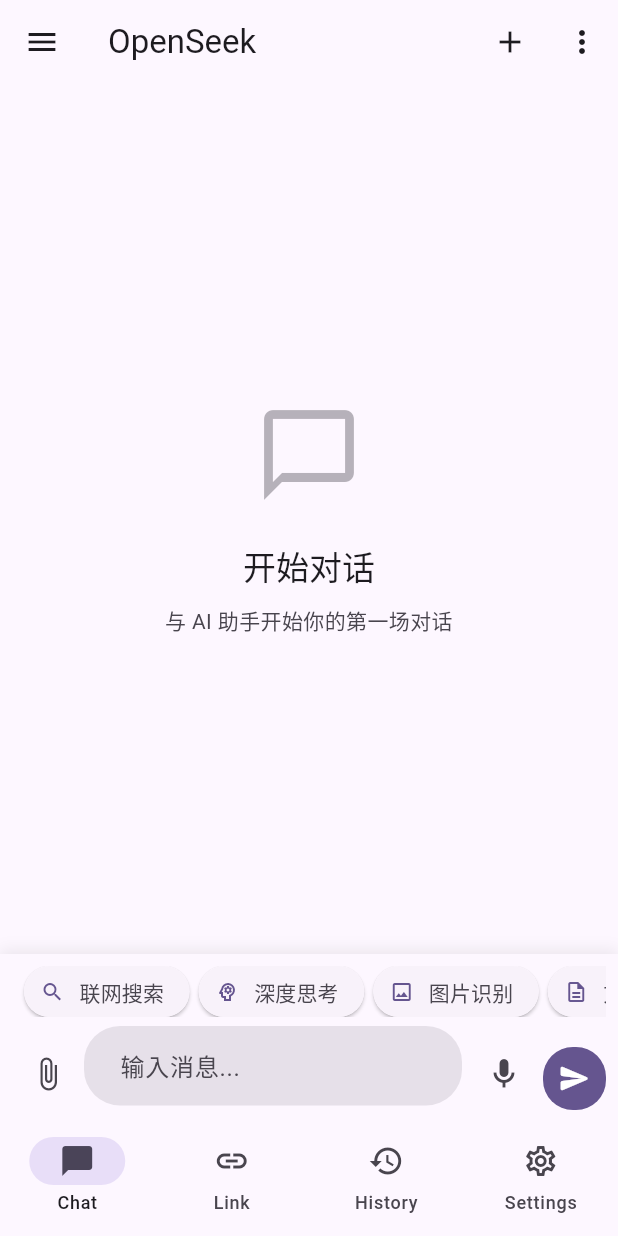
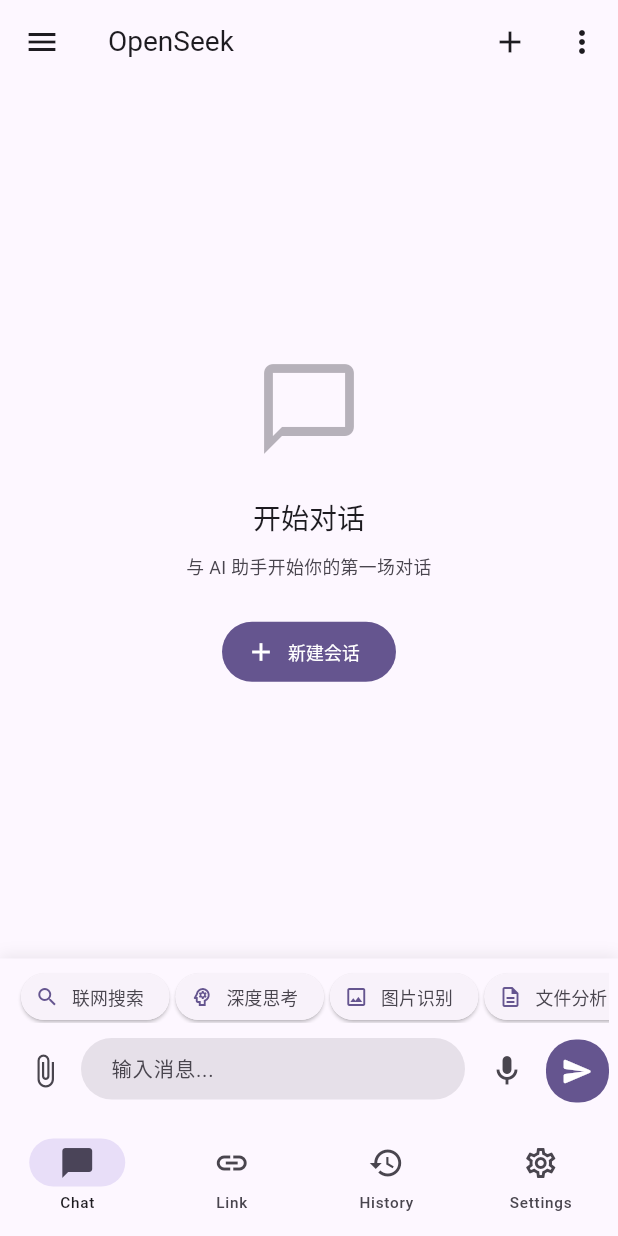
Before and after one commit to Lyornzen/Aurora, a Flutter app: the screen it shows after launch, on a phone screen of 412 x 824 dp. Run offline on Flutter 3.47's test engine with Material 3 defaults, Android fonts, the phone set to English and light mode, and no system bars; our stand-ins replace flutter_markdown, image_picker, shared_preferences, speech_to_text, sqflite; accounts and stored records are empty.

Commit message:
feat: 优化 AI 对话体验
- 改进聊天界面交互流程
- 新增主题切换功能
- 优化 API 服务调用逻辑
- 调整设置页面布局

```diff
--- a/lib/app.dart
+++ b/lib/app.dart
@@ -15,13 +15,18 @@
   Widget build(BuildContext context) {
     return Consumer<ThemeProvider>(
       builder: (context, themeProvider, _) {
-        return MaterialApp(
+        return MediaQuery(
+          data: MediaQuery.of(context).copyWith(
+            textScaler: TextScaler.linear(themeProvider.textScaleFactor),
+          ),
+          child: MaterialApp(
             title: 'OpenSeek',
             debugShowCheckedModeBanner: false,
             theme: themeProvider.lightTheme,
             darkTheme: themeProvider.darkTheme,
             themeMode: themeProvider.themeMode,
             home: const MainShell(),
+          ),
         );
       },
     );
--- a/lib/providers/theme_provider.dart
+++ b/lib/providers/theme_provider.dart
@@ -6,10 +6,17 @@
   ThemeMode _themeMode = ThemeMode.system;
   Color _seedColor = const Color(0xFF6750A4);
   int _seedColorIndex = 0;
+  int _fontSizeIndex = 1; // 0=小, 1=标准, 2=大, 3=超大
 
   ThemeMode get themeMode => _themeMode;
   Color get seedColor => _seedColor;
   int get seedColorIndex => _seedColorIndex;
+  int get fontSizeIndex => _fontSizeIndex;
+
+  static const List<double> fontScaleFactors = [0.75, 0.85, 1.0, 1.15];
+  static const List<String> fontSizeLabels = ['小', '标准', '大', '超大'];
+
+  double get textScaleFactor => fontScaleFactors[_fontSizeIndex];
 
   static const List<Color> presetColors = [
     Color(0xFF6750A4), // 紫色 (默认)
@@ -31,6 +38,7 @@
     };
     _seedColorIndex = prefs.getInt('seedColorIndex') ?? 0;
     _seedColor = presetColors[_seedColorIndex.clamp(0, presetColors.length - 1)];
+    _fontSizeIndex = prefs.getInt('fontSizeIndex') ?? 1;
     notifyListeners();
   }
 
@@ -50,6 +58,14 @@
     notifyListeners();
   }
 
+  Future<void> setFontSize(int index) async {
+    if (index < 0 || index >= fontScaleFactors.length) return;
+    _fontSizeIndex = index;
+    final prefs = await SharedPreferences.getInstance();
+    await prefs.setInt('fontSizeIndex', index);
+    notifyListeners();
+  }
+
   ThemeData get lightTheme => AppTheme.light(_seedColor);
   ThemeData get darkTheme => AppTheme.dark(_seedColor);
 }
--- a/lib/screens/chat_screen.dart
+++ b/lib/screens/chat_screen.dart
@@ -19,12 +19,32 @@
 
 class _ChatScreenState extends State<ChatScreen> {
   final _scrollController = ScrollController();
+  final _inputKey = GlobalKey<InputAreaState>();
   bool _webSearch = false;
   bool _thinking = false;
   bool _vision = false;
   bool _fileAnalysis = false;
 
-  String _currentModel = '未选择模型';
+  String _currentModel = '';
+
+  @override
+  void initState() {
+    super.initState();
+    _loadDefaultModel();
+  }
+
+  void _loadDefaultModel() {
+    final api = context.read<ApiProvider>();
+    final def = api.modelSettings.defaultChatModel;
+    if (def.isNotEmpty) {
+      _currentModel = def;
+    } else {
+      // Fallback: first model from first enabled provider
+      _currentModel = api.enabledProviders
+          .expand((p) => p.models)
+          .firstOrNull ?? '未选择模型';
+    }
+  }
 
   @override
   void dispose() {
@@ -52,6 +72,7 @@
           modelName: _currentModel,
           apiConfig: apiConfig,
         );
+    _inputKey.currentState?.unfocus();
     WidgetsBinding.instance.addPostFrameCallback((_) => _scrollToBottom());
   }
 
@@ -218,45 +239,43 @@
               ],
             ),
           ),
-        // Model selector bar (compact)
-        if (hasMessages)
+        // Model selector bar — show whenever a session exists
+        if (chatProvider.hasCurrentSession)
           GestureDetector(
             onTap: _showModelPicker,
             child: Container(
-              padding: const EdgeInsets.symmetric(horizontal: 16, vertical: 8),
+              width: double.infinity,
+              padding: const EdgeInsets.symmetric(horizontal: 12, vertical: 2),
+              child: Material(
+                color: Theme.of(context).colorScheme.surfaceContainerHighest,
+                borderRadius: BorderRadius.circular(16),
+                child: Padding(
+                  padding:
+                      const EdgeInsets.symmetric(horizontal: 12, vertical: 5),
                   child: Row(
-                mainAxisAlignment: MainAxisAlignment.center,
-                children: [
-                  Material(
-                    color: Theme.of(context).colorScheme.surfaceContainerHighest,
-                    borderRadius: BorderRadius.circular(20),
-                    child: Padding(
-                      padding: const EdgeInsets.symmetric(
-                          horizontal: 16, vertical: 6),
-                      child: Row(
-                        mainAxisSize: MainAxisSize.min,
                     children: [
                       Icon(
                         Icons.auto_awesome,
                         size: 16,
                         color: Theme.of(context).colorScheme.primary,
                       ),
-                          const SizedBox(width: 8),
-                          Text(
+                      const SizedBox(width: 10),
+                      Expanded(
+                        child: Text(
                           _currentModel,
                           style: Theme.of(context).textTheme.bodyMedium,
+                          overflow: TextOverflow.ellipsis,
                         ),
-                          const SizedBox(width: 4),
+                      ),
                       Icon(
                         Icons.expand_more,
-                            size: 16,
-                            color: Theme.of(context).colorScheme.onSurfaceVariant,
+                        size: 18,
+                        color:
+                            Theme.of(context).colorScheme.onSurfaceVariant,
                       ),
                     ],
                   ),
                 ),
-                  ),
-                ],
               ),
             ),
           ),
@@ -297,16 +316,21 @@
                     );
                   },
                 )
-              : const EmptyState(
+              : EmptyState(
                   icon: Icons.chat_bubble_outline,
                   title: '开始对话',
                   description: '与 AI 助手开始你的第一场对话',
                   actionLabel: '新建会话',
+                  onAction: () {
+                    context.read<ChatProvider>().createNewSession();
+                    _inputKey.currentState?.focusInput();
+                  },
                 ),
         ),
 
         // Input area
         InputArea(
+          key: _inputKey,
           onSend: _handleSend,
           isWebSearchEnabled: _webSearch,
           isThinkingEnabled: _thinking,
--- a/lib/widgets/chat/input_area.dart
+++ b/lib/widgets/chat/input_area.dart
@@ -13,6 +13,7 @@
   final ValueChanged<bool>? onThinkingToggle;
   final ValueChanged<bool>? onVisionToggle;
   final ValueChanged<bool>? onFileAnalysisToggle;
+  final bool autoFocus;
 
   const InputArea({
     super.key,
@@ -27,13 +28,18 @@
     this.onThinkingToggle,
     this.onVisionToggle,
     this.onFileAnalysisToggle,
+    this.autoFocus = false,
   });
 
+  void focusInput() {
+    // Accessed via GlobalKey<InputAreaState>
+  }
+
   @override
-  State<InputArea> createState() => _InputAreaState();
+  State<InputArea> createState() => InputAreaState();
 }
 
-class _InputAreaState extends State<InputArea> {
+class InputAreaState extends State<InputArea> {
   final _controller = TextEditingController();
   final _focusNode = FocusNode();
   late stt.SpeechToText _speech;
@@ -45,6 +51,17 @@
     super.initState();
     _speech = stt.SpeechToText();
     _initSpeech();
+    if (widget.autoFocus) {
+      WidgetsBinding.instance.addPostFrameCallback((_) => _focusNode.requestFocus());
+    }
+  }
+
+  void focusInput() {
+    _focusNode.requestFocus();
+  }
+
+  void unfocus() {
+    _focusNode.unfocus();
   }
 
   void _initSpeech() async {
@@ -113,14 +130,14 @@
       ),
       child: SafeArea(
         child: Padding(
-          padding: const EdgeInsets.fromLTRB(8, 8, 8, 4),
+          padding: const EdgeInsets.fromLTRB(6, 8, 6, 6),
           child: Column(
             mainAxisSize: MainAxisSize.min,
             children: [
               // Quick action chips
               SingleChildScrollView(
                 scrollDirection: Axis.horizontal,
-                padding: const EdgeInsets.symmetric(horizontal: 8),
+                padding: const EdgeInsets.symmetric(horizontal: 8, vertical: 2),
                 child: Row(
                   children: [
                     _QuickChip(
@@ -129,21 +146,21 @@
                       selected: widget.isWebSearchEnabled,
                       onSelected: (v) => widget.onWebSearchToggle?.call(v),
                     ),
-                    const SizedBox(width: 6),
+                    const SizedBox(width: 4),
                     _QuickChip(
                       icon: Icons.psychology_outlined,
                       label: '深度思考',
                       selected: widget.isThinkingEnabled,
                       onSelected: (v) => widget.onThinkingToggle?.call(v),
                     ),
-                    const SizedBox(width: 6),
+                    const SizedBox(width: 4),
                     _QuickChip(
                       icon: Icons.image_outlined,
                       label: '图片识别',
                       selected: widget.isVisionEnabled,
                       onSelected: (v) => widget.onVisionToggle?.call(v),
                     ),
-                    const SizedBox(width: 6),
+                    const SizedBox(width: 4),
                     _QuickChip(
                       icon: Icons.description_outlined,
                       label: '文件分析',
@@ -153,11 +170,11 @@
                   ],
                 ),
               ),
-              const SizedBox(height: 6),
+              const SizedBox(height: 8),
 
               // Input row
               Row(
-                crossAxisAlignment: CrossAxisAlignment.end,
+                crossAxisAlignment: CrossAxisAlignment.center,
                 children: [
                   IconButton(
                     icon: const Icon(Icons.attach_file_outlined),
@@ -167,8 +184,8 @@
                   Expanded(
                     child: ConstrainedBox(
                       constraints: BoxConstraints(
-                        maxHeight: 180,
-                        minHeight: 56,
+                        maxHeight: 160,
+                        minHeight: 44,
                       ),
                       child: TextField(
                         controller: _controller,
@@ -179,15 +196,16 @@
                         onSubmitted: (_) => _send(),
                         decoration: InputDecoration(
                           hintText: '输入消息...',
+                          isDense: true,
                           filled: true,
                           fillColor: theme.colorScheme.surfaceContainerHighest,
                           border: OutlineInputBorder(
-                            borderRadius: BorderRadius.circular(24),
+                            borderRadius: BorderRadius.circular(22),
                             borderSide: BorderSide.none,
                           ),
                           contentPadding: const EdgeInsets.symmetric(
-                            horizontal: 20,
-                            vertical: 14,
+                            horizontal: 16,
+                            vertical: 10,
                           ),
                         ),
                       ),
--- a/pubspec.yaml
+++ b/pubspec.yaml
@@ -2,7 +2,7 @@
 description: "OpenSeek - 基于大模型 API 的移动端 AI 助手"
 publish_to: 'none'
 
-version: 1.0.0+1
+version: 1.0.1+2
 
 environment:
   sdk: ^3.12.0
```
Also changed, not shown: lib/providers/chat_provider.dart (+10 -4 lines), lib/screens/settings_screen.dart (+171 -66 lines), lib/services/api_service.dart (+78 -8 lines), 1 other file. Lines whose indentation alone changed are shown as unchanged.
